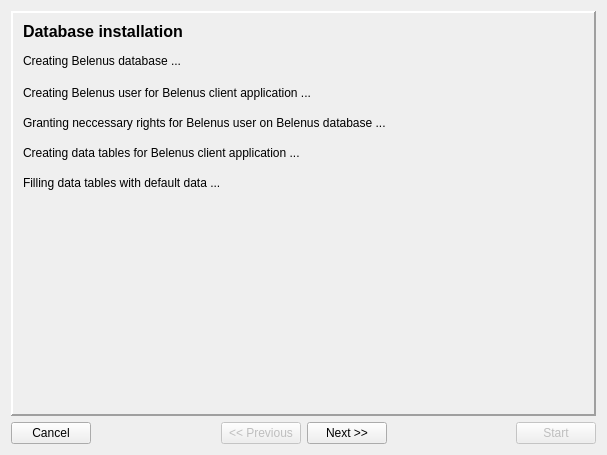
Before: the Qt Designer form install/dlgMain.ui in tbikfalvi/Belenus, drawn with Qt 5.
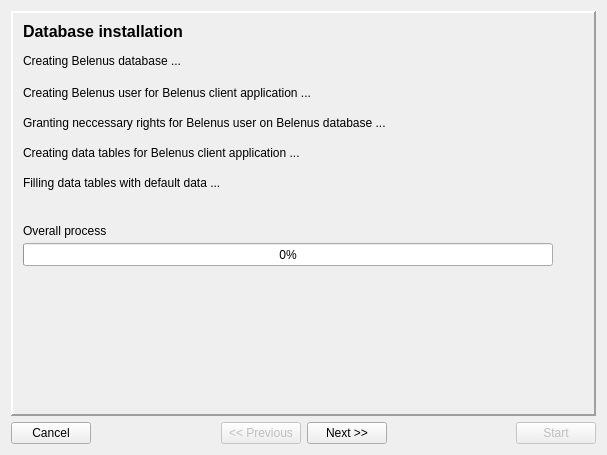
After: the same form once the commit is applied. Icons and pictures are not drawn.

What changed in the file:
```diff
--- a/install/dlgMain.ui
+++ b/install/dlgMain.ui
@@ -1046,22 +1046,35 @@
         <bool>true</bool>
        </property>
       </widget>
-      <zorder>imgFail4_5</zorder>
-      <zorder>imgFail4_4</zorder>
-      <zorder>lblTitleDatabaseInstall</zorder>
-      <zorder>imgOk4_1</zorder>
-      <zorder>imgFail4_1</zorder>
-      <zorder>lblText4_1</zorder>
-      <zorder>lblText4_2</zorder>
-      <zorder>imgOk4_2</zorder>
-      <zorder>imgFail4_2</zorder>
-      <zorder>lblText4_3</zorder>
-      <zorder>imgOk4_3</zorder>
-      <zorder>imgFail4_3</zorder>
-      <zorder>lblText4_4</zorder>
-      <zorder>imgOk4_4</zorder>
-      <zorder>lblText4_5</zorder>
-      <zorder>imgOk4_5</zorder>
+      <widget class="QLabel" name="lblText4_6">
+       <property name="geometry">
+        <rect>
+         <x>10</x>
+         <y>210</y>
+         <width>491</width>
+         <height>16</height>
+        </rect>
+       </property>
+       <property name="text">
+        <string>Overall process</string>
+       </property>
+      </widget>
+      <widget class="QProgressBar" name="prbDBInstall">
+       <property name="geometry">
+        <rect>
+         <x>10</x>
+         <y>230</y>
+         <width>530</width>
+         <height>23</height>
+        </rect>
+       </property>
+       <property name="maximum">
+        <number>146</number>
+       </property>
+       <property name="value">
+        <number>0</number>
+       </property>
+      </widget>
      </widget>
      <widget class="QWidget" name="page">
       <widget class="QLabel" name="lblTitleHardwareInstall">
```
